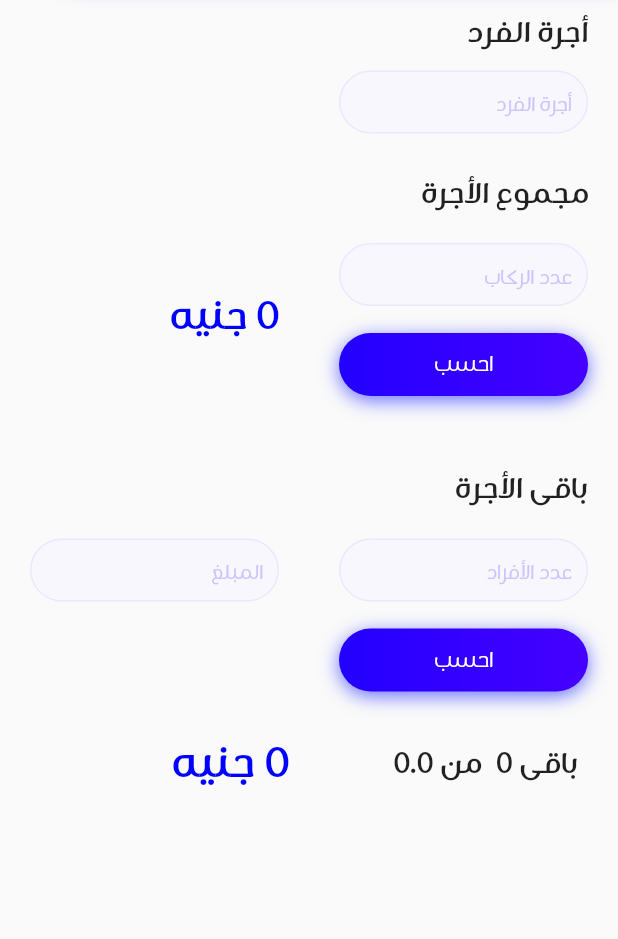
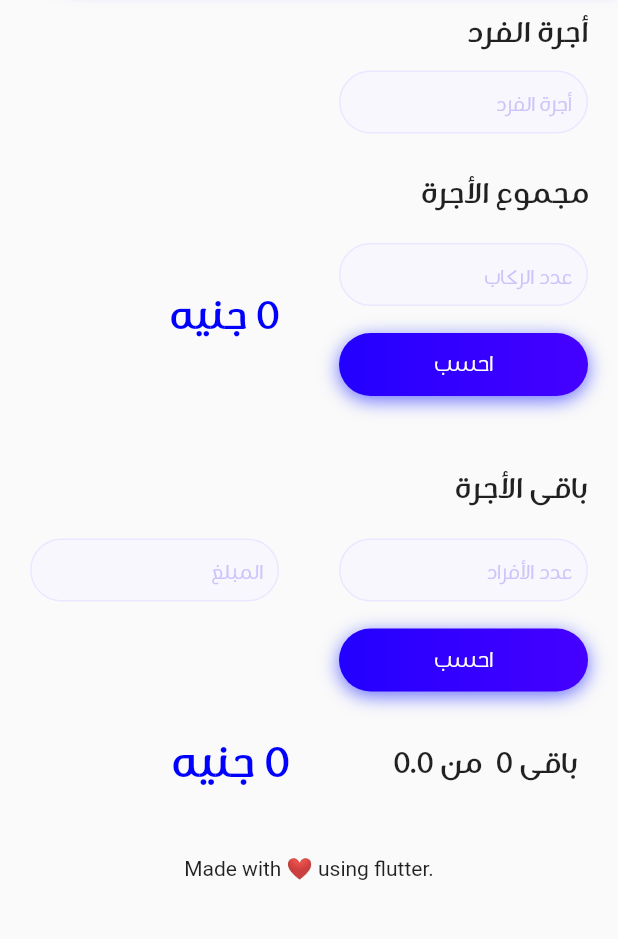
Before and after one commit to iahmedhendi/elogra, a Flutter app: the screen it shows after launch, on a phone screen of 412 x 824 dp, the part 285-1224 px from its top. Run offline on Flutter 3.47's test engine with Material 2 defaults, Android fonts, the phone set to English and light mode, and no system bars.

Commit message:
upgrade to android x and enhance

```diff
--- a/lib/main.dart
+++ b/lib/main.dart
@@ -15,15 +15,14 @@ class MyApp extends StatelessWidget {
       theme: ThemeData(
           primarySwatch: Colors.blue,
           textTheme: TextTheme(headline6: TextStyle(fontFamily: "Sukar"))),
-      home: MyHomePage(title: 'Flutter Demo Home Page'),
+      home: MyHomePage(),
     );
   }
 }
 
 class MyHomePage extends StatefulWidget {
-  MyHomePage({Key key, this.title}) : super(key: key);
+  MyHomePage({Key key}) : super(key: key);
 
-  final String title;
 
   @override
   _MyHomePageState createState() => _MyHomePageState();
@@ -45,9 +44,7 @@ class _MyHomePageState extends State<MyHomePage> {
   var remainPassengers = 0;
   var remainAmount = 0.0;
 
-
   void didTapCalculateOgra() {
-    print("called");
     if ((ograTxtController.text != null) &&
         (passengersCountController.text != null)) {
       passengerOgra = double.parse(ograTxtController.text);
@@ -61,20 +58,10 @@ class _MyHomePageState extends State<MyHomePage> {
     }
   }
 
-
   void didTapRemainOgra() {
-    print("remain called");
-    // Scaffold.of(context).showSnackBar(SnackBar(
-    //   content: Text(
-    //     "Thanks for using snackbar",
-    //     textAlign: TextAlign.center,
-    //     style: TextStyle(fontSize: 16.0, fontWeight: FontWeight.bold),
-    //   ),
-    //   duration: Duration(seconds: 2),
-    //   backgroundColor: Colors.red,
-    // ));
     if ((remainPassengersController.text != null) &&
-        (remainAmountPaidController.text != null)) {
+        (remainAmountPaidController.text != null) &&
+        (ograTxtController.text != null)) {
       remainAmount = double.parse(remainAmountPaidController.text);
       remainPassengers = int.parse(remainPassengersController.text);
 
@@ -293,8 +280,13 @@ class _MyHomePageState extends State<MyHomePage> {
                 ],
               ),
               SizedBox(
-                height: 20,
+                height: 40,
               ),
+              Container(
+                height: 60,
+                width: double.infinity,
+                child: Text("Made with ❤️ using flutter.",textAlign: TextAlign.center,),
+              )
             ],
           ),
         ),
```
Also changed, not shown: 3 other files.
